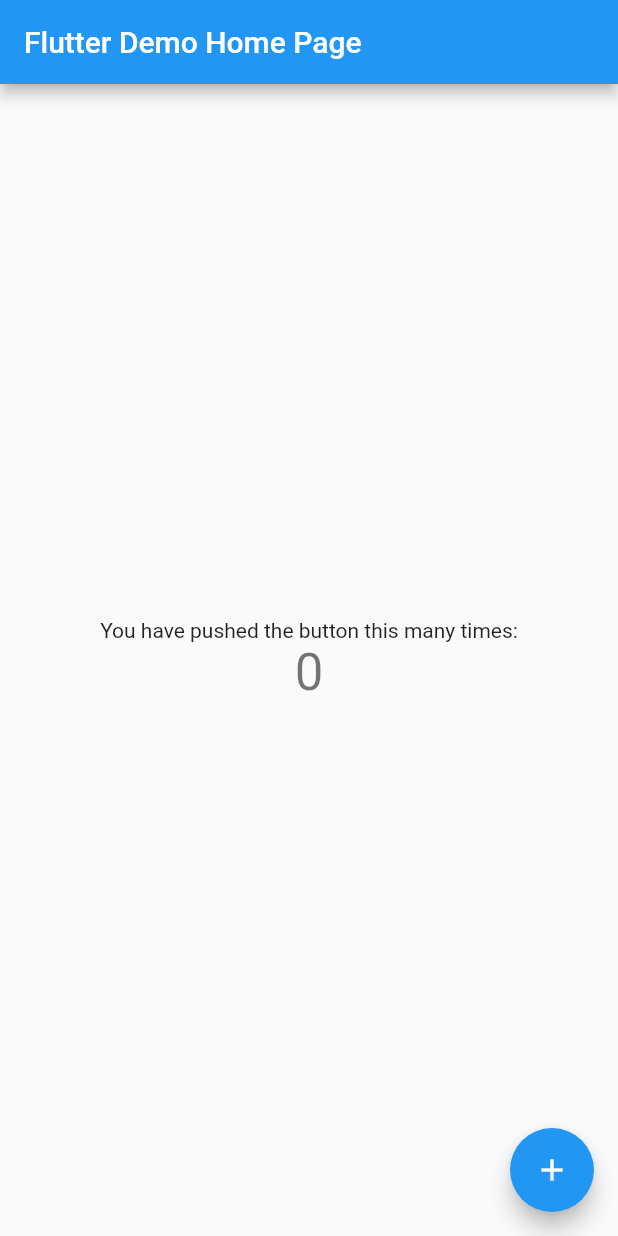
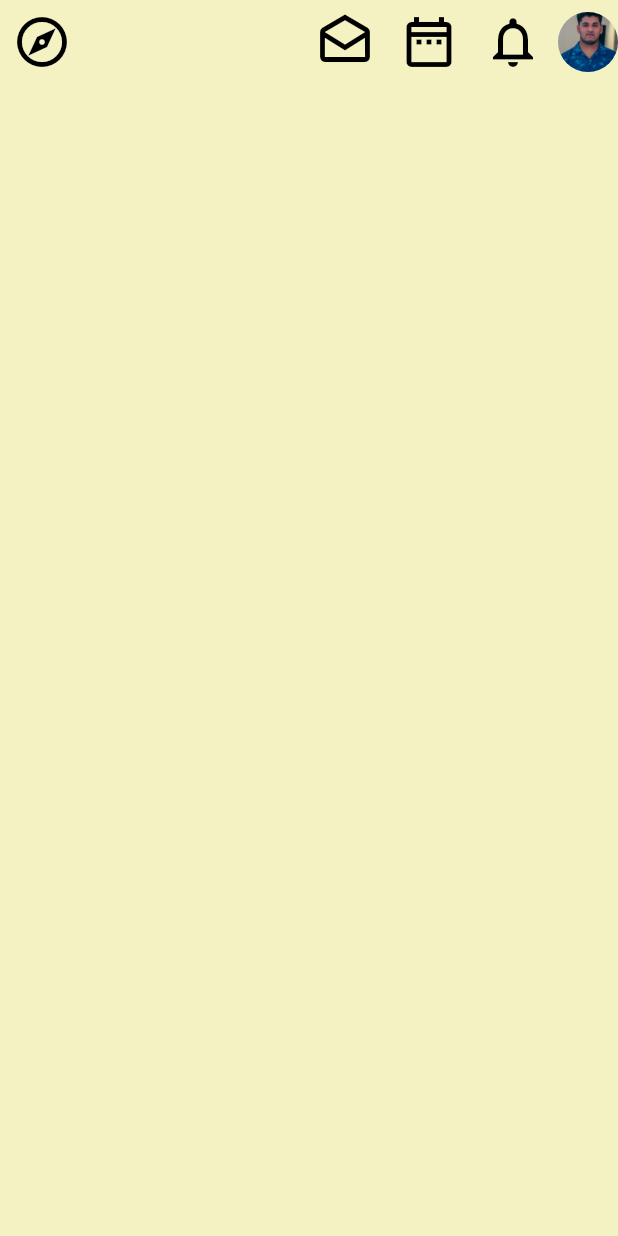
Before and after one commit to sandesh101/clubhouse-clone, a Flutter app: the screen it shows after launch, on a phone screen of 412 x 824 dp. Run offline on Flutter 3.47's test engine with Material 2 defaults, Android fonts, the light colour scheme and no system bars.

Commit message:
Add: Appbar for app

```diff
--- /dev/null
+++ b/lib/Screens/homepage.dart
@@ -0,0 +1,54 @@
+import 'package:flutter/material.dart';
+
+class HomePage extends StatelessWidget {
+  @override
+  Widget build(BuildContext context) {
+    return Scaffold(
+      appBar: AppBar(
+        elevation: 0,
+        leading: IconButton(
+            onPressed: () {},
+            icon: const Icon(
+              Icons.explore_outlined,
+              color: Colors.black,
+              size: 40,
+            )),
+        actions: [
+          IconButton(
+            onPressed: () {},
+            icon: const Icon(
+              Icons.drafts_outlined,
+              color: Colors.black,
+              size: 40,
+            ),
+          ),
+          Padding(
+            padding: const EdgeInsets.fromLTRB(8.0, 0.0, 0.0, 0.0),
+            child: IconButton(
+              onPressed: () {},
+              icon: const Icon(
+                Icons.date_range_outlined,
+                color: Colors.black,
+                size: 40,
+              ),
+            ),
+          ),
+          Padding(
+            padding: const EdgeInsets.fromLTRB(8.0, 0.0, 10.0, 0.0),
+            child: IconButton(
+              onPressed: () {},
+              icon: const Icon(
+                Icons.notifications_outlined,
+                color: Colors.black,
+                size: 40,
+              ),
+            ),
+          ),
+          const CircleAvatar(
+            backgroundImage: AssetImage('Images/ProfilePicture.jpg'),
+          ),
+        ],
+      ),
+    );
+  }
+}
--- /dev/null
+++ b/lib/Variables/variables.dart
@@ -0,0 +1,7 @@
+import 'package:flutter/material.dart';
+
+class Variables {
+  static const Color background = Color(0xFFf4f2c3);
+  static const Color primary = Colors.white;
+  static const Color secondary = Colors.green;
+}
--- a/lib/main.dart
+++ b/lib/main.dart
@@ -1,115 +1,27 @@
+import 'package:clubhouse_clone/Screens/homepage.dart';
 import 'package:flutter/material.dart';
+import 'Screens/homepage.dart';
+import 'Variables/variables.dart';
 
 void main() {
-  runApp(const MyApp());
+  runApp(MyApp());
 }
 
 class MyApp extends StatelessWidget {
-  const MyApp({Key? key}) : super(key: key);
-
-  // This widget is the root of your application.
   @override
   Widget build(BuildContext context) {
     return MaterialApp(
-      title: 'Flutter Demo',
+      title: "Clubhouse Clone",
+      debugShowCheckedModeBanner: false,
       theme: ThemeData(
-        // This is the theme of your application.
-        //
-        // Try running your application with "flutter run". You'll see the
-        // application has a blue toolbar. Then, without quitting the app, try
-        // changing the primarySwatch below to Colors.green and then invoke
-        // "hot reload" (press "r" in the console where you ran "flutter run",
-        // or simply save your changes to "hot reload" in a Flutter IDE).
-        // Notice that the counter didn't reset back to zero; the application
-        // is not restarted.
-        primarySwatch: Colors.blue,
+        appBarTheme: const AppBarTheme(backgroundColor: Variables.background),
+        scaffoldBackgroundColor: Variables.background,
+        primaryColor: Variables.primary,
+        colorScheme:
+            ColorScheme.fromSwatch().copyWith(secondary: Variables.secondary),
+        iconTheme: const IconThemeData(color: Colors.black),
       ),
-      home: const MyHomePage(title: 'Flutter Demo Home Page'),
+      home: HomePage(),
     );
   }
 }
-
-class MyHomePage extends StatefulWidget {
-  const MyHomePage({Key? key, required this.title}) : super(key: key);
-
-  // This widget is the home page of your application. It is stateful, meaning
-  // that it has a State object (defined below) that contains fields that affect
-  // how it looks.
-
-  // This class is the configuration for the state. It holds the values (in this
-  // case the title) provided by the parent (in this case the App widget) and
-  // used by the build method of the State. Fields in a Widget subclass are
-  // always marked "final".
-
-  final String title;
-
-  @override
-  State<MyHomePage> createState() => _MyHomePageState();
-}
-
-class _MyHomePageState extends State<MyHomePage> {
-  int _counter = 0;
-
-  void _incrementCounter() {
-    setState(() {
-      // This call to setState tells the Flutter framework that something has
-      // changed in this State, which causes it to rerun the build method below
-      // so that the display can reflect the updated values. If we changed
-      // _counter without calling setState(), then the build method would not be
-      // called again, and so nothing would appear to happen.
-      _counter++;
-    });
-  }
-
-  @override
-  Widget build(BuildContext context) {
-    // This method is rerun every time setState is called, for instance as done
-    // by the _incrementCounter method above.
-    //
-    // The Flutter framework has been optimized to make rerunning build methods
-    // fast, so that you can just rebuild anything that needs updating rather
-    // than having to individually change instances of widgets.
-    return Scaffold(
-      appBar: AppBar(
-        // Here we take the value from the MyHomePage object that was created by
-        // the App.build method, and use it to set our appbar title.
-        title: Text(widget.title),
-      ),
-      body: Center(
-        // Center is a layout widget. It takes a single child and positions it
-        // in the middle of the parent.
-        child: Column(
-          // Column is also a layout widget. It takes a list of children and
-          // arranges them vertically. By default, it sizes itself to fit its
-          // children horizontally, and tries to be as tall as its parent.
-          //
-          // Invoke "debug painting" (press "p" in the console, choose the
-          // "Toggle Debug Paint" action from the Flutter Inspector in Android
-          // Studio, or the "Toggle Debug Paint" command in Visual Studio Code)
-          // to see the wireframe for each widget.
-          //
-          // Column has various properties to control how it sizes itself and
-          // how it positions its children. Here we use mainAxisAlignment to
-          // center the children vertically; the main axis here is the vertical
-          // axis because Columns are vertical (the cross axis would be
-          // horizontal).
-          mainAxisAlignment: MainAxisAlignment.center,
-          children: <Widget>[
-            const Text(
-              'You have pushed the button this many times:',
-            ),
-            Text(
-              '$_counter',
-              style: Theme.of(context).textTheme.headline4,
-            ),
-          ],
-        ),
-      ),
-      floatingActionButton: FloatingActionButton(
-        onPressed: _incrementCounter,
-        tooltip: 'Increment',
-        child: const Icon(Icons.add),
-      ), // This trailing comma makes auto-formatting nicer for build methods.
-    );
-  }
-}
```
Also changed, not shown: pubspec.yaml (+3 -5 lines), Images/ProfilePicture.jpg (added).
